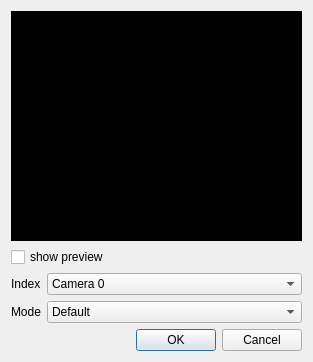
Before: the Qt Designer form src/CameraDialog.ui in markus-wa/glmixer-mirror, drawn with Qt 5.
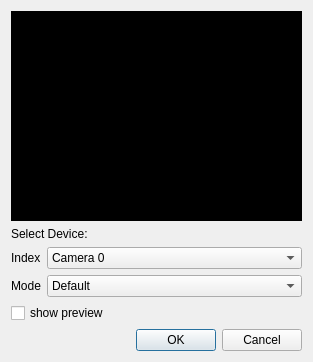
After: the same form once the commit is applied. Icons and pictures are not drawn.

Commit message: Uniform GUI for new sources.

```diff
--- a/src/CameraDialog.ui
+++ b/src/CameraDialog.ui
@@ -51,9 +51,9 @@
     </widget>
    </item>
    <item>
-    <widget class="QCheckBox" name="showPreview">
+    <widget class="QLabel" name="label_3">
      <property name="text">
-      <string>show preview</string>
+      <string>Select Device:</string>
      </property>
     </widget>
    </item>
@@ -124,6 +124,13 @@
      </item>
     </layout>
    </item>
+   <item>
+    <widget class="QCheckBox" name="showPreview">
+     <property name="text">
+      <string>show preview</string>
+     </property>
+    </widget>
+   </item>
    <item>
     <widget class="QDialogButtonBox" name="validationButtonBox">
      <property name="orientation">
```
Left out of the diff: 16 changed lines with no effect on the pictures. The commit also changes 5 other files.
